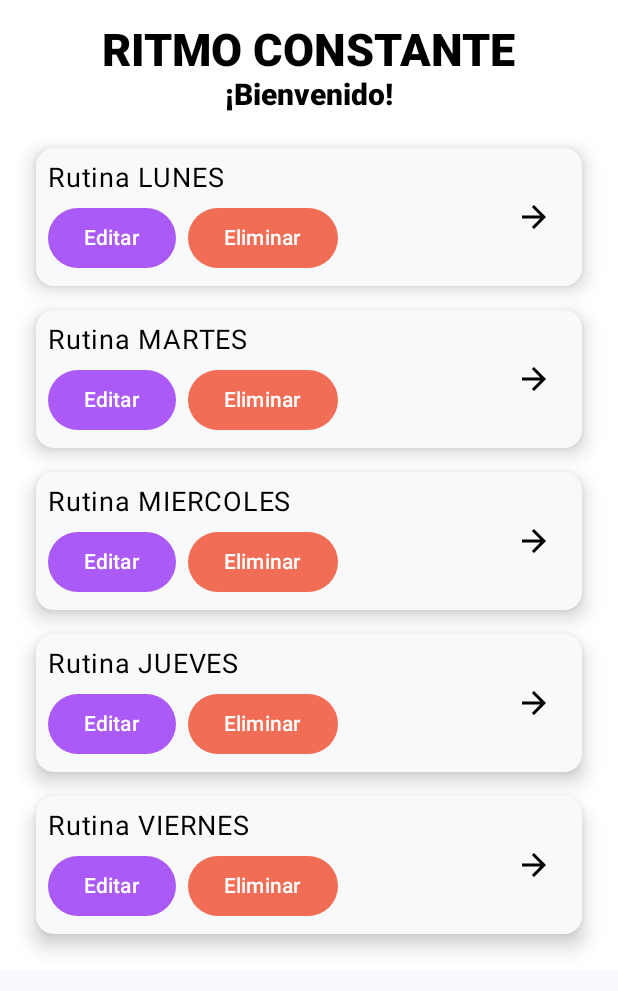
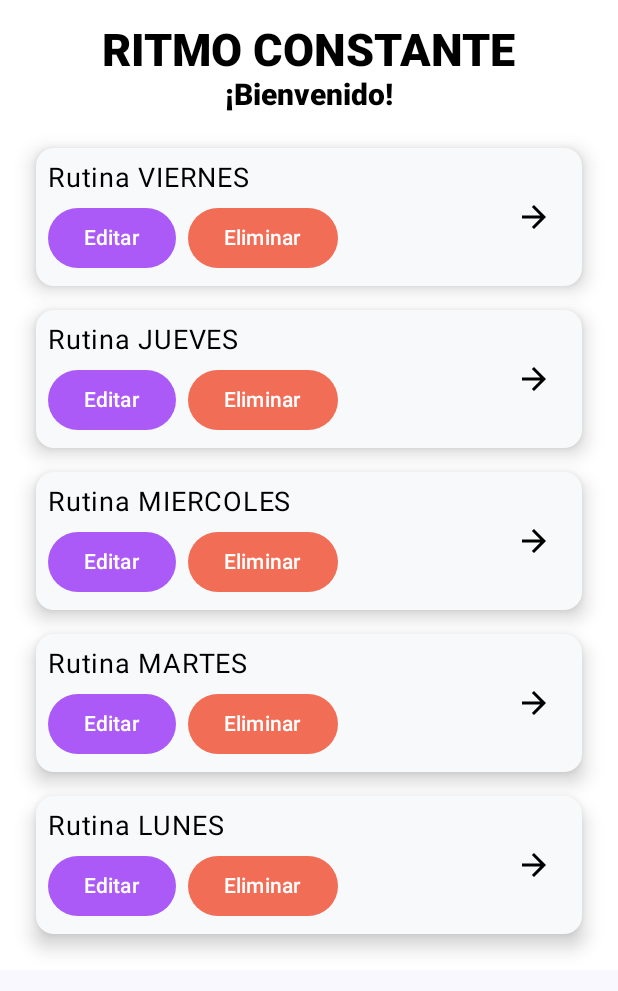
Before and after one commit to Felipesf76/exercise_app, an Android app built with Jetpack Compose: the ManageRoutineView screen opened through its navigation route, on a phone screen of 412 x 824 dp. Shown: the top 991 px of the screen. Run offline under Robolectric (Android 15) with nearby library versions, the phone set to English and light mode, and no system bars; our stand-ins replace Room's generated code.

```diff
--- a/app/src/main/java/com/example/exercise_app/data/RutinaDAO.kt
+++ b/app/src/main/java/com/example/exercise_app/data/RutinaDAO.kt
@@ -11,7 +11,7 @@ import com.example.exercise_app.model.Rutina
 @Dao
 interface RutinaDAO {
 
-    @Query("SELECT * FROM rutinas")
+    @Query("SELECT * FROM rutinas ORDER BY idRutinas DESC")
     suspend fun getRutinas(): List<Rutina>
 
     @Query("SELECT * FROM rutinas WHERE idRutinas = :id")
--- a/app/src/main/java/com/example/exercise_app/views/components/routineCard.kt
+++ b/app/src/main/java/com/example/exercise_app/views/components/routineCard.kt
@@ -103,7 +103,7 @@ fun RoutineCard(
                                     val relacionados = db.rutinaEjercicioDAO.getEjerciciosPorRutina(routine.idRutinas)
                                     if (relacionados.isEmpty()) {
                                         db.rutinaDao.deleteRutina(routine)
-                                        Toast.makeText(context, "Rutina eliminada correctamente", Toast.LENGTH_SHORT).show()
+                                        //Toast.makeText(context, "Rutina eliminada correctamente", Toast.LENGTH_SHORT).show()
                                         //navController.popBackStack() // Vuelve a la pantalla anterior
                                     } else {
                                         Toast.makeText(
```
